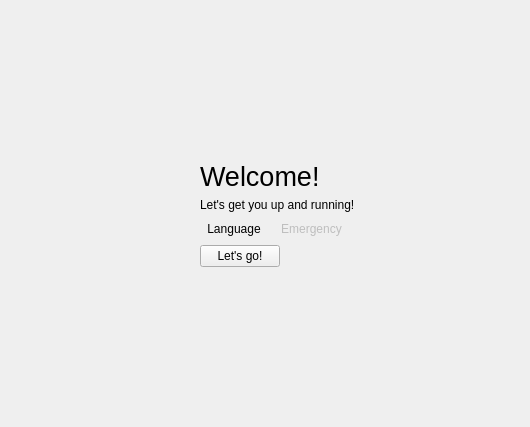
The window that libthedesk/onboarding/onboardingwelcome.ui (theCheeseboard/thedesk) describes before a commit, drawn with Qt 5.
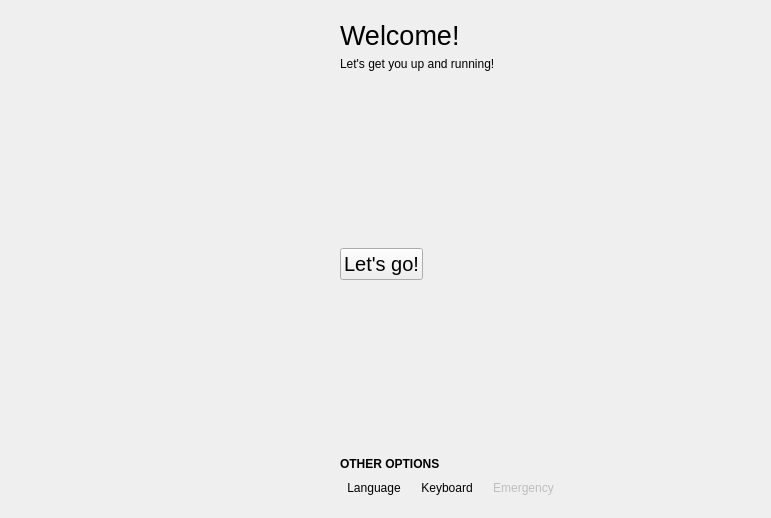
The same window after the commit. Icons and pictures are not drawn.

```diff
--- a/libthedesk/onboarding/onboardingwelcome.ui
+++ b/libthedesk/onboarding/onboardingwelcome.ui
@@ -6,8 +6,8 @@
    <rect>
     <x>0</x>
     <y>0</y>
-    <width>530</width>
-    <height>427</height>
+    <width>771</width>
+    <height>518</height>
    </rect>
   </property>
   <property name="windowTitle">
@@ -15,8 +15,42 @@
   </property>
   <layout class="QVBoxLayout" name="verticalLayout">
    <property name="leftMargin">
-    <number>200</number>
+    <number>340</number>
    </property>
+   <property name="topMargin">
+    <number>20</number>
+   </property>
+   <property name="rightMargin">
+    <number>20</number>
+   </property>
+   <property name="bottomMargin">
+    <number>20</number>
+   </property>
+   <item>
+    <widget class="QLabel" name="titleLabel">
+     <property name="font">
+      <font>
+       <pointsize>20</pointsize>
+      </font>
+     </property>
+     <property name="text">
+      <string notr="true">Welcome!</string>
+     </property>
+     <property name="wordWrap">
+      <bool>true</bool>
+     </property>
+    </widget>
+   </item>
+   <item>
+    <widget class="QLabel" name="descriptionLabel">
+     <property name="text">
+      <string notr="true">Let's get you up and running!</string>
+     </property>
+     <property name="wordWrap">
+      <bool>true</bool>
+     </property>
+    </widget>
+   </item>
    <item>
     <spacer name="verticalSpacer">
      <property name="orientation">
@@ -30,22 +64,67 @@
      </property>
     </spacer>
    </item>
+   <item>
+    <layout class="QHBoxLayout" name="horizontalLayout">
+     <item>
+      <widget class="QPushButton" name="nextButton">
+       <property name="font">
+        <font>
+         <pointsize>15</pointsize>
+        </font>
+       </property>
+       <property name="text">
+        <string>Let's go!</string>
+       </property>
+       <property name="icon">
+        <iconset theme="go-next">
+         <normaloff>.</normaloff>.</iconset>
+       </property>
+       <property name="iconSize">
+        <size>
+         <width>32</width>
+         <height>32</height>
+        </size>
+       </property>
+      </widget>
+     </item>
+     <item>
+      <spacer name="horizontalSpacer">
+       <property name="orientation">
+        <enum>Qt::Horizontal</enum>
+       </property>
+       <property name="sizeHint" stdset="0">
+        <size>
+         <width>40</width>
+         <height>20</height>
+        </size>
+       </property>
+      </spacer>
+     </item>
+    </layout>
+   </item>
+   <item>
+    <spacer name="verticalSpacer_2">
+     <property name="orientation">
+      <enum>Qt::Vertical</enum>
+     </property>
+     <property name="sizeHint" stdset="0">
+      <size>
+       <width>20</width>
+       <height>40</height>
+      </size>
+     </property>
+    </spacer>
+   </item>
    <item>
     <widget class="QLabel" name="label">
      <property name="font">
       <font>
-       <pointsize>20</pointsize>
+       <bold>true</bold>
       </font>
      </property>
      <property name="text">
-      <string>Welcome!</string>
-     </property>
-    </widget>
-   </item>
-   <item>
-    <widget class="QLabel" name="label_2">
-     <property name="text">
-      <string>Let's get you up and running!</string>
+      <string>OTHER OPTIONS</string>
      </property>
     </widget>
    </item>
@@ -74,6 +153,28 @@
        </property>
       </widget>
      </item>
+     <item>
+      <widget class="QToolButton" name="keyboardButton">
+       <property name="text">
+        <string notr="true">Keyboard</string>
+       </property>
+       <property name="icon">
+        <iconset theme="input-keyboard"/>
+       </property>
+       <property name="iconSize">
+        <size>
+         <width>32</width>
+         <height>32</height>
+        </size>
+       </property>
+       <property name="toolButtonStyle">
+        <enum>Qt::ToolButtonTextUnderIcon</enum>
+       </property>
+       <property name="autoRaise">
+        <bool>true</bool>
+       </property>
+      </widget>
+     </item>
      <item>
       <widget class="QToolButton" name="emergencyButton">
        <property name="enabled">
@@ -115,47 +216,6 @@
      </item>
     </layout>
    </item>
-   <item>
-    <layout class="QHBoxLayout" name="horizontalLayout">
-     <item>
-      <widget class="QPushButton" name="nextButton">
-       <property name="text">
-        <string>Let's go!</string>
-       </property>
-       <property name="icon">
-        <iconset theme="go-next">
-         <normaloff>.</normaloff>.</iconset>
-       </property>
-      </widget>
-     </item>
-     <item>
-      <spacer name="horizontalSpacer">
-       <property name="orientation">
-        <enum>Qt::Horizontal</enum>
-       </property>
-       <property name="sizeHint" stdset="0">
-        <size>
-         <width>40</width>
-         <height>20</height>
-        </size>
-       </property>
-      </spacer>
-     </item>
-    </layout>
-   </item>
-   <item>
-    <spacer name="verticalSpacer_2">
-     <property name="orientation">
-      <enum>Qt::Vertical</enum>
-     </property>
-     <property name="sizeHint" stdset="0">
-      <size>
-       <width>20</width>
-       <height>128</height>
-      </size>
-     </property>
-    </spacer>
-   </item>
   </layout>
  </widget>
  <resources/>
```
